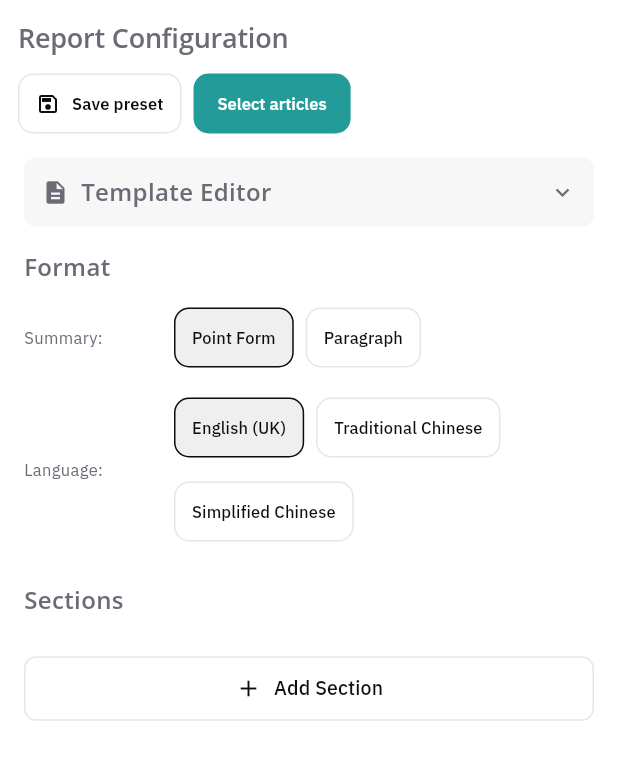
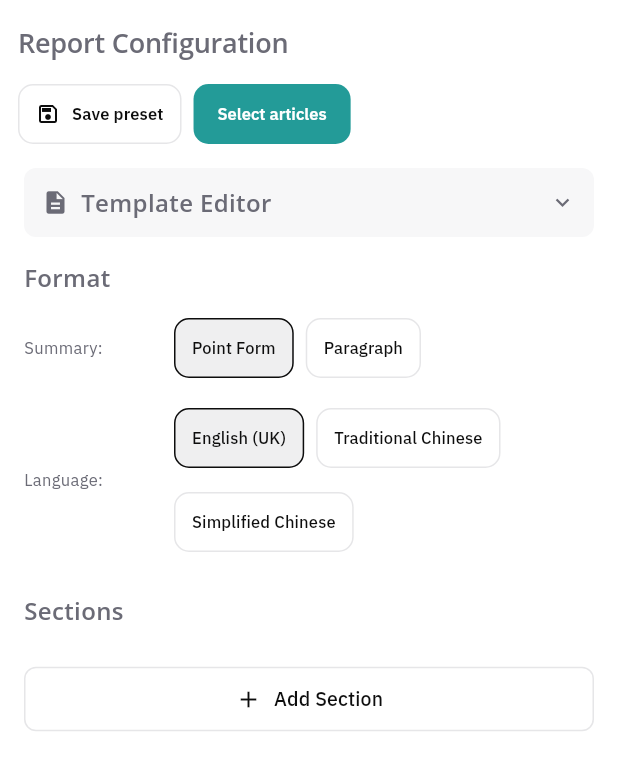
Before and after one commit to Shun-Github1/newsletter-portal, a Flutter app: the ReportCustomizationView widget shown alone on an empty page, opened directly, on a phone screen of 412 x 824 dp. Shown: the top 770 px of the screen. Run offline on Flutter 3.47's test engine with Material 3 defaults, Android fonts, the phone set to English and light mode, and no system bars; our stand-ins replace cookie_jar, dio, dio_cookie_manager, flutter_riverpod, go_router, google_fonts and 2 more; missing offline and left inert: window_manager; accounts and stored records are empty; network calls fail.

Commit message:
Align step header height and vertical position across Report Configuration, Selection, and Preview

```diff
--- a/app/lib/presentation/pages/report/customization/report_customization_view.dart
+++ b/app/lib/presentation/pages/report/customization/report_customization_view.dart
@@ -183,9 +183,18 @@ class _ReportCustomizationViewState extends ConsumerState<ReportCustomizationVie
         spacing: AppSpacing.md,
         runSpacing: AppSpacing.sm,
         children: [
-          Text(
-            'Report Configuration',
-            style: AppTypography.pageTitle,
+          SizedBox(
+            height: 32,
+            child: Row(
+              mainAxisSize: MainAxisSize.min,
+              crossAxisAlignment: CrossAxisAlignment.center,
+              children: [
+                Text(
+                  'Report Configuration',
+                  style: AppTypography.pageTitle,
+                ),
+              ],
+            ),
           ),
           Row(
             mainAxisSize: MainAxisSize.min,
--- a/app/lib/presentation/pages/report/preview/report_preview_view.dart
+++ b/app/lib/presentation/pages/report/preview/report_preview_view.dart
@@ -94,8 +94,11 @@ class _ReportPreviewViewState extends ConsumerState<ReportPreviewView> {
         spacing: AppSpacing.md,
         runSpacing: AppSpacing.sm,
         children: [
-          Row(
+          SizedBox(
+            height: 32,
+            child: Row(
               mainAxisSize: MainAxisSize.min,
+              crossAxisAlignment: CrossAxisAlignment.center,
               children: [
                 AppIconButton(
                   icon: Icons.arrow_back,
@@ -111,6 +114,7 @@ class _ReportPreviewViewState extends ConsumerState<ReportPreviewView> {
                   style: AppTypography.pageTitle,
                 ),
               ],
+            ),
           ),
           Row(
             mainAxisSize: MainAxisSize.min,
--- a/app/lib/presentation/pages/report/selection/article_selection_view.dart
+++ b/app/lib/presentation/pages/report/selection/article_selection_view.dart
@@ -63,8 +63,11 @@ class ArticleSelectionView extends ConsumerWidget {
         spacing: AppSpacing.md,
         runSpacing: AppSpacing.sm,
         children: [
-          Row(
+          SizedBox(
+            height: 32,
+            child: Row(
               mainAxisSize: MainAxisSize.min,
+              crossAxisAlignment: CrossAxisAlignment.center,
               children: [
                 AppIconButton(
                   icon: Icons.arrow_back,
@@ -80,6 +83,7 @@ class ArticleSelectionView extends ConsumerWidget {
                   style: AppTypography.pageTitle,
                 ),
               ],
+            ),
           ),
           Row(
             mainAxisSize: MainAxisSize.min,
```
Lines whose indentation alone changed are shown as unchanged.
